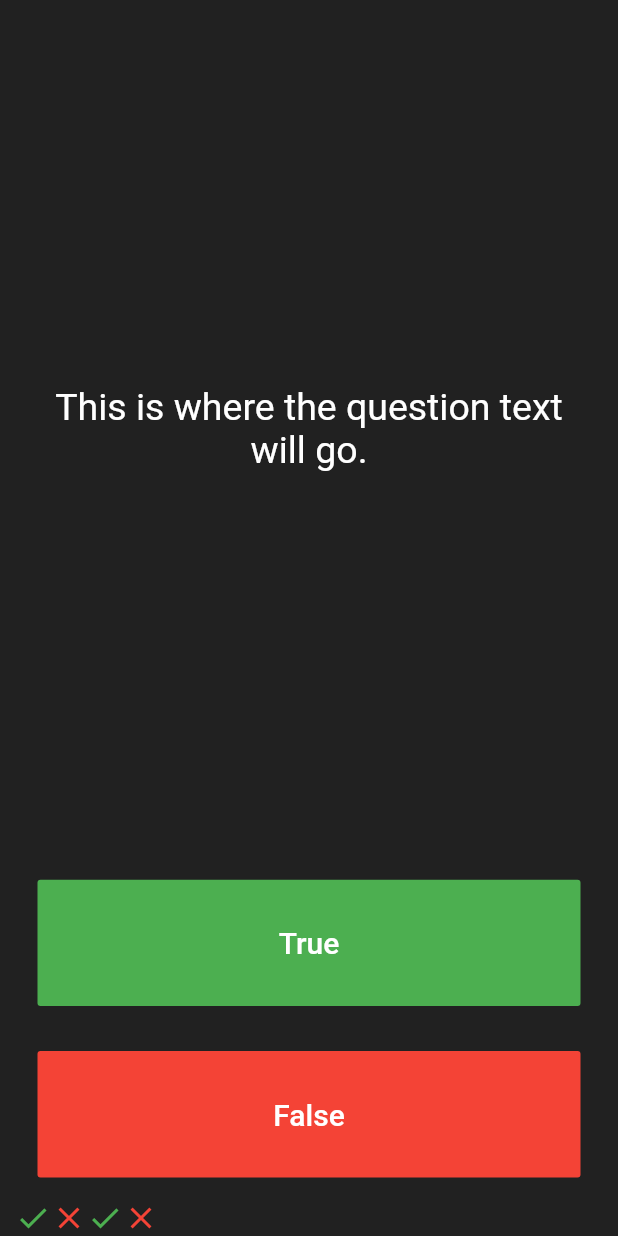
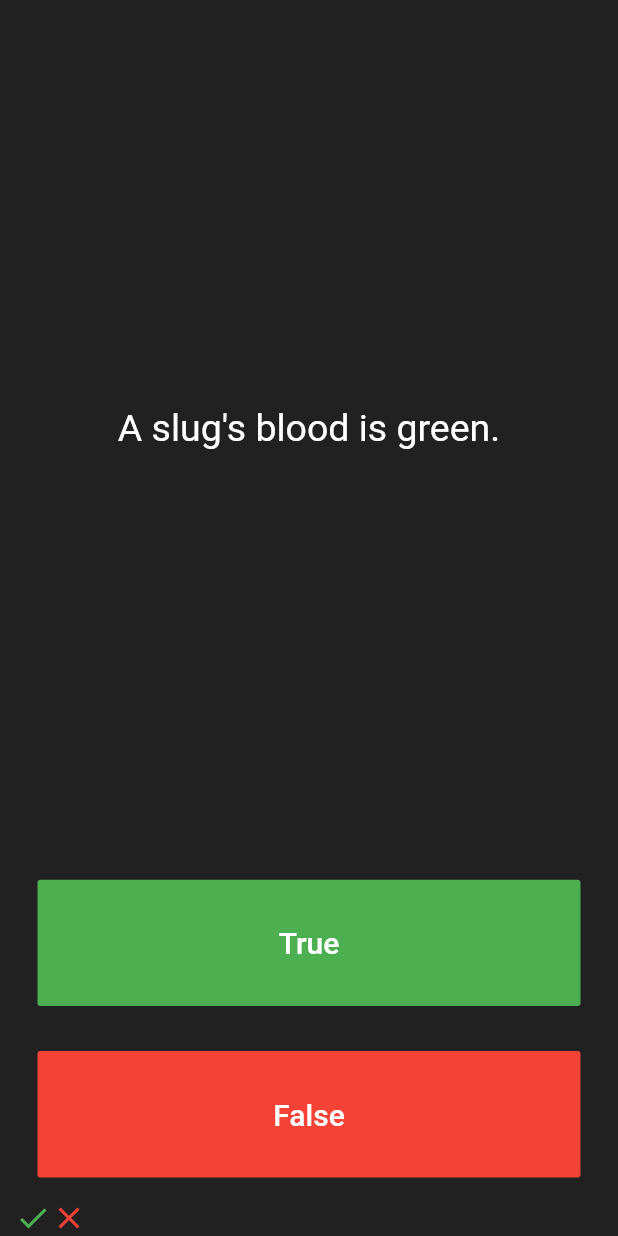
Before and after one commit to rahul07sharmars/Quizzer, a Flutter app: the screen it shows after launch, after a tap on "True", after a tap on "False", on a phone screen of 412 x 824 dp. Run offline on Flutter 3.47's test engine with Material 2 defaults, Android fonts, the phone set to English and light mode, and no system bars.

Commit message:
question displayed

```diff
--- a/quizzer/lib/main.dart
+++ b/quizzer/lib/main.dart
@@ -25,16 +25,15 @@ class QuizPage extends StatefulWidget {
 }
 
 class _QuizPageState extends State<QuizPage> {
-  List<Icon> scoreKeeper = [
-    Icon(
-      Icons.check,
-      color: Colors.green,
-    ),
-    Icon(
-      Icons.close,
-      color: Colors.red,
-    )
+  List<Icon> scoreKeeper = [];
+  List<String> questions = [
+    'You can lead a cow down stairs but not up stairs.',
+    'Approximately one quarter of human bones are in the feet.',
+    'A slug\'s blood is green.'
   ];
+
+  var question_no = 0;
+
   @override
   Widget build(BuildContext context) {
     return Column(
@@ -47,7 +46,7 @@ class _QuizPageState extends State<QuizPage> {
             padding: EdgeInsets.all(10.0),
             child: Center(
               child: Text(
-                'This is where the question text will go.',
+                questions[question_no],
                 textAlign: TextAlign.center,
                 style: TextStyle(
                   fontSize: 25.0,
@@ -71,7 +70,10 @@ class _QuizPageState extends State<QuizPage> {
                 ),
               ),
               onPressed: () {
+
                 setState(() {
+                  if(question_no<questions.length-1)
+                    question_no++;
                   scoreKeeper.add(Icon(Icons.check, color: Colors.green));
                 });
               },
@@ -92,13 +94,15 @@ class _QuizPageState extends State<QuizPage> {
               ),
               onPressed: () {
                 setState(() {
+                  if(question_no<questions.length-1)
+                    question_no++;
                   scoreKeeper.add(Icon(Icons.close, color: Colors.red));
                 });
               },
             ),
           ),
         ),
-        //TODO: Add a Row here as your score keeper
+        //Tdo: Add a Row here as your score keeper
         Row(
           children: scoreKeeper,
         )
```
